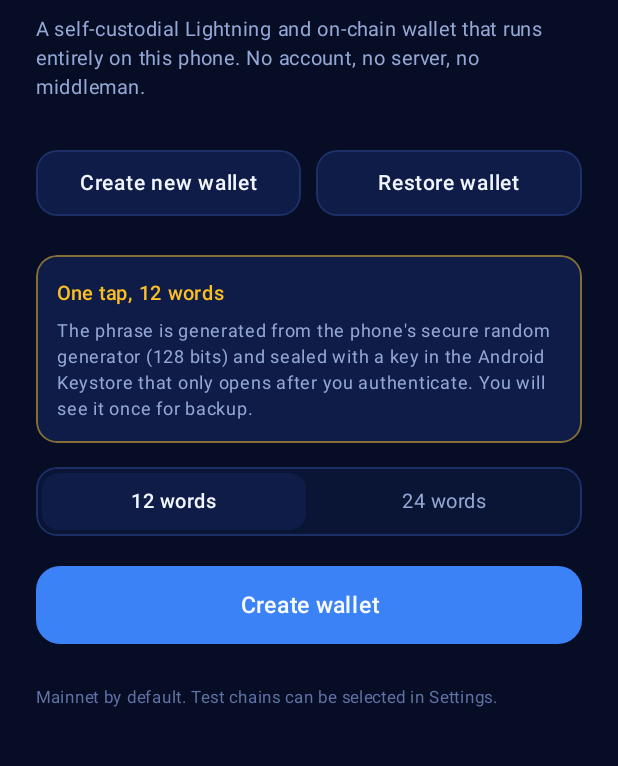
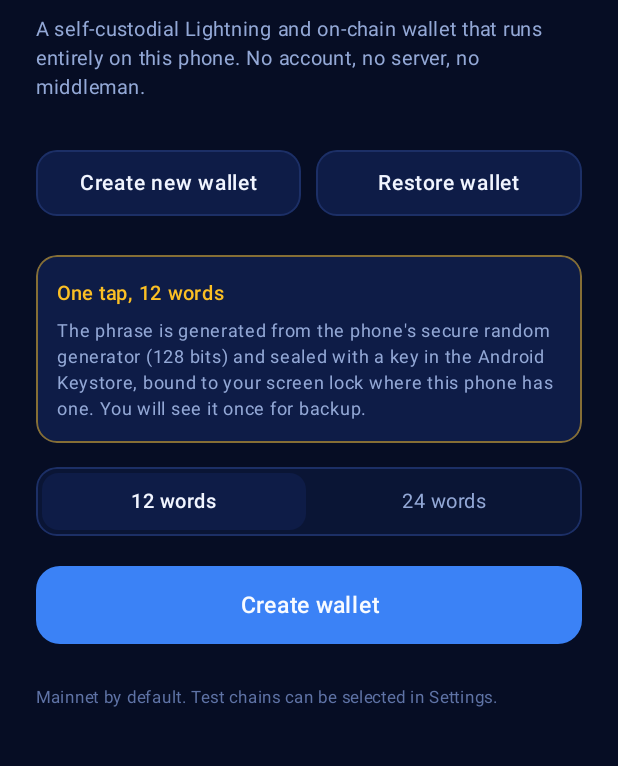
Before and after one commit to CoreJBH/zerowallet, an Android app built with Jetpack Compose: the screen it shows after launch (MainActivity), on a phone screen of 412 x 824 dp, the part 265-1031 px from its top. Run offline under Robolectric (Android 15) with nearby library versions, the phone set to English and light mode, and no system bars; libraries missing offline, so code that uses them is left out: org.lightningdevkit.ldknode.

Commit message:
Say the phrase's key is bound where the phone allows it
The Settings and setup copy claimed the Keystore key only opens after an
authentication. That is true where the key could be bound to the screen lock
and false where it could not (no screen lock, a Keystore that refused the
split keys, a wallet sealed before the lock existed). Both sentences now say
what is true in every case, and point at the key status that reports which
one this wallet has.

```diff
--- a/app/src/main/java/com/jbitmstr/purewallet/ui/screens/SetupScreen.kt
+++ b/app/src/main/java/com/jbitmstr/purewallet/ui/screens/SetupScreen.kt
@@ -195,8 +195,8 @@ fun SetupScreen(
                     title = if (createWordCount == 24) "One tap, 24 words" else "One tap, 12 words",
                     body = "The phrase is generated from the phone's secure random generator " +
                         "(${if (createWordCount == 24) "256" else "128"} bits) and sealed with a key " +
-                        "in the Android Keystore that only opens after you authenticate. You " +
-                        "will see it once for backup."
+                        "in the Android Keystore, bound to your screen lock where this phone has " +
+                        "one. You will see it once for backup."
                 )
                 Spacer(Modifier.height(16.dp))
                 SegmentedOptions(
```
Also changed, not shown: app/src/main/java/com/jbitmstr/purewallet/ui/sheets/SettingsSheet.kt (+5 -4 lines).
